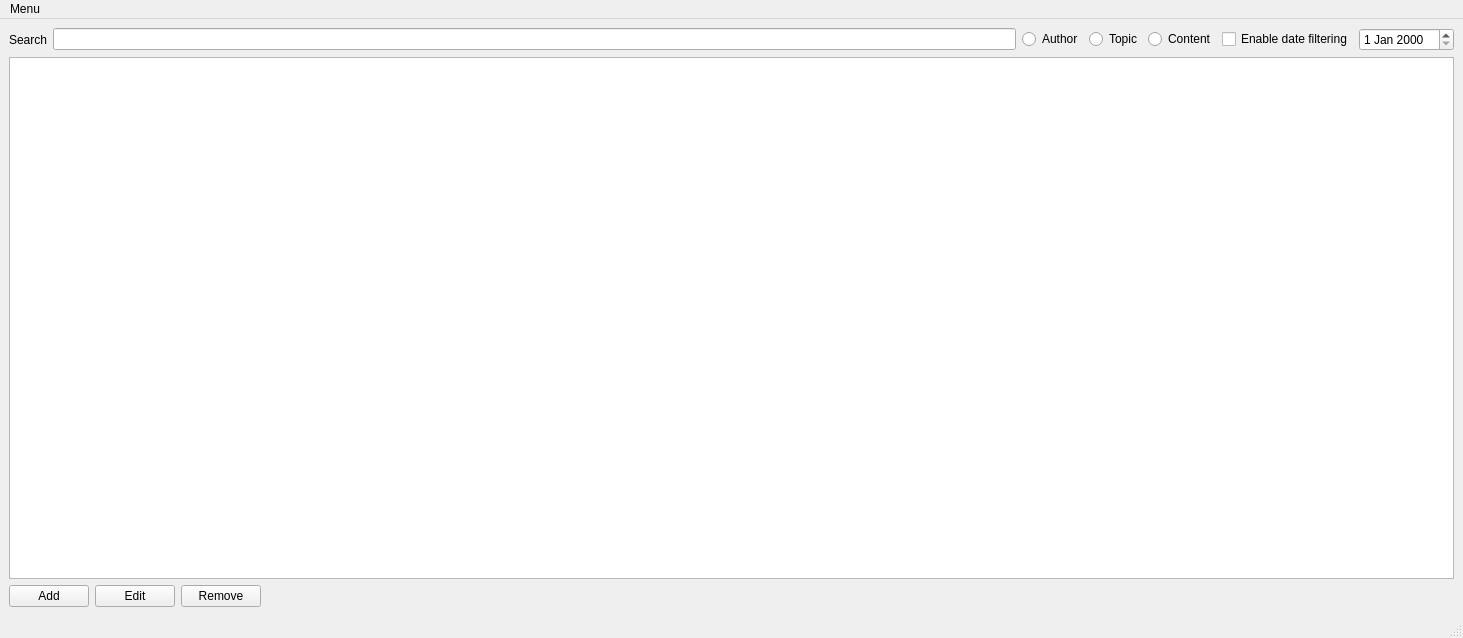
Before: the Qt Designer form mainwindow.ui in lucianodato/JI-quotes, drawn with Qt 5.
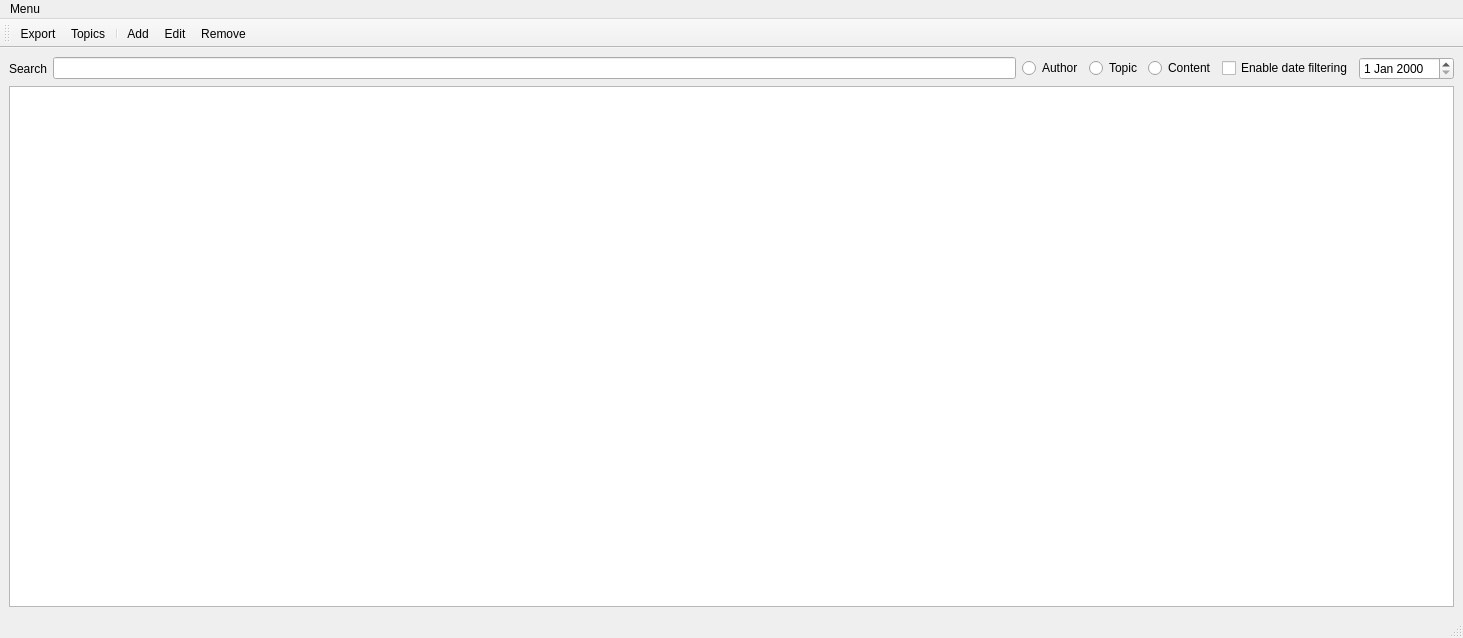
After: the same form once the commit is applied.

Commit message: UI detailing and added toolbar to simplify a bit. Added close event for MainWindow

```diff
--- a/mainwindow.ui
+++ b/mainwindow.ui
@@ -65,44 +65,6 @@
       <item>
        <widget class="QTableView" name="tableView"/>
       </item>
-      <item>
-       <layout class="QHBoxLayout" name="horizontalLayout_3">
-        <item>
-         <widget class="QPushButton" name="pushButton_3">
-          <property name="text">
-           <string>Add</string>
-          </property>
-         </widget>
-        </item>
-        <item>
-         <widget class="QPushButton" name="pushButton_5">
-          <property name="text">
-           <string>Edit</string>
-          </property>
-         </widget>
-        </item>
-        <item>
-         <widget class="QPushButton" name="pushButton_4">
-          <property name="text">
-           <string>Remove</string>
-          </property>
-         </widget>
-        </item>
-        <item>
-         <spacer name="horizontalSpacer">
-          <property name="orientation">
-           <enum>Qt::Horizontal</enum>
-          </property>
-          <property name="sizeHint" stdset="0">
-           <size>
-            <width>40</width>
-            <height>20</height>
-           </size>
-          </property>
-         </spacer>
-        </item>
-       </layout>
-      </item>
      </layout>
     </item>
    </layout>
@@ -127,6 +89,23 @@
    <addaction name="menuMenu"/>
   </widget>
   <widget class="QStatusBar" name="statusbar"/>
+  <widget class="QToolBar" name="toolBar">
+   <property name="windowTitle">
+    <string>toolBar</string>
+   </property>
+   <attribute name="toolBarArea">
+    <enum>TopToolBarArea</enum>
+   </attribute>
+   <attribute name="toolBarBreak">
+    <bool>false</bool>
+   </attribute>
+   <addaction name="actionExport"/>
+   <addaction name="actionTopics"/>
+   <addaction name="separator"/>
+   <addaction name="actionAdd"/>
+   <addaction name="actionEdit"/>
+   <addaction name="actionRemove"/>
+  </widget>
   <action name="actionExport">
    <property name="text">
     <string>Export</string>
@@ -142,6 +121,21 @@
     <string>Topics</string>
    </property>
   </action>
+  <action name="actionAdd">
+   <property name="text">
+    <string>Add</string>
+   </property>
+  </action>
+  <action name="actionEdit">
+   <property name="text">
+    <string>Edit</string>
+   </property>
+  </action>
+  <action name="actionRemove">
+   <property name="text">
+    <string>Remove</string>
+   </property>
+  </action>
  </widget>
  <resources/>
  <connections/>
```
Left out of the diff: 2 changed lines with no effect on the pictures. The commit also changes 4 other files.
